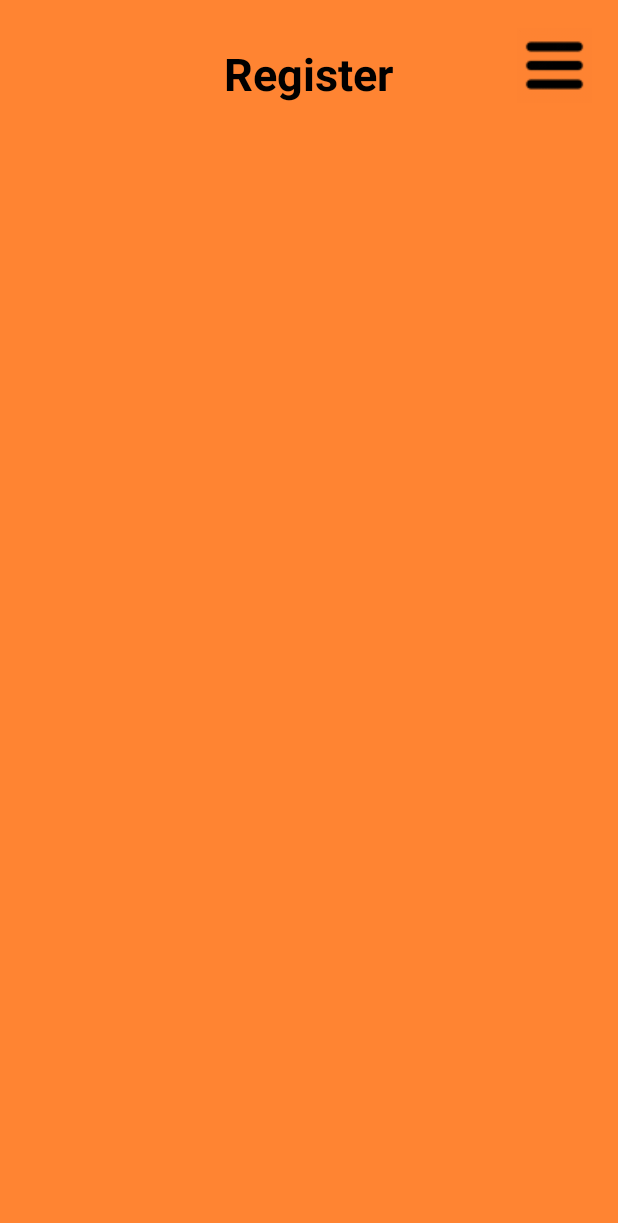
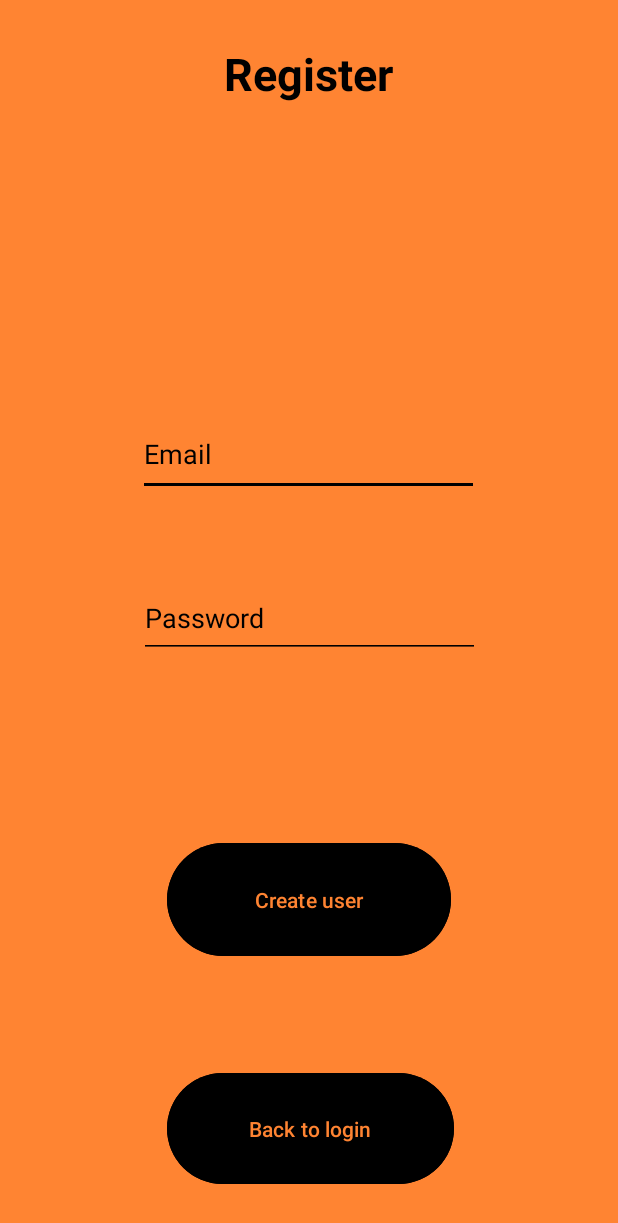
Before and after one commit to AleksanderBjelk/Mobilt_java23_Aleksander_Bjelk_LifeCycle_v4, an Android app: the Register screen opened directly, with no data from a screen before it, on a phone screen of 412 x 824 dp. Shown: the top 1223 px of the screen. Run offline under Robolectric (Android 15) with nearby library versions, the phone set to English and light mode, and no system bars; our stand-ins replace Firebase (no records; nobody signed in at launch, a user with empty details on screens opened directly).

Commit message:
Färdig med projektet, formaterat och kommenterat

```diff
--- a/app/build.gradle.kts
+++ b/app/build.gradle.kts
@@ -1,6 +1,7 @@
 plugins {
     alias(libs.plugins.android.application)
     alias(libs.plugins.jetbrains.kotlin.android)
+    id("com.google.gms.google-services")
 }
 
 android {
@@ -37,6 +38,9 @@ android {
 
 dependencies {
 
+    implementation("com.google.firebase:firebase-auth")
+    implementation(platform("com.google.firebase:firebase-bom:33.2.0"))
+    implementation("com.google.firebase:firebase-firestore")
     implementation(libs.androidx.core.ktx)
     implementation(libs.androidx.appcompat)
     implementation(libs.material)
--- a/app/src/main/java/com/example/lifecyclev4/Register.kt
+++ b/app/src/main/java/com/example/lifecyclev4/Register.kt
@@ -1,12 +1,22 @@
 package com.example.lifecyclev4
 
+import android.content.ContentValues.TAG
 import android.content.Intent
 import android.os.Bundle
+import android.util.Log
+import android.widget.Button
+import android.widget.EditText
 import android.widget.ImageButton
+import android.widget.Toast
 import androidx.activity.enableEdgeToEdge
 import androidx.appcompat.app.AppCompatActivity
 import androidx.core.view.ViewCompat
 import androidx.core.view.WindowInsetsCompat
+import com.google.firebase.Firebase
+import com.google.firebase.auth.FirebaseAuth
+import com.google.firebase.firestore.firestore
+
+private lateinit var auth: FirebaseAuth
 
 class Register : AppCompatActivity() {
     override fun onCreate(savedInstanceState: Bundle?) {
@@ -14,10 +24,28 @@ class Register : AppCompatActivity() {
         enableEdgeToEdge()
         setContentView(R.layout.activity_register)
 
-        val menuClick = findViewById<ImageButton>(R.id.menuButton)
-        menuClick.setOnClickListener{
-            val intent = Intent(this, Menu::class.java)
+        auth = FirebaseAuth.getInstance()
+
+        val emailEditText = findViewById<EditText>(R.id.emailRegisterEditText)
+        val passwordEditText = findViewById<EditText>(R.id.passwordRegisterEditText)
+        val createUserButton = findViewById<Button>(R.id.createUserButton)
+        val backToLogin = findViewById<Button>(R.id.backToLogInButton)
+
+        backToLogin.setOnClickListener {
+            val intent = Intent(this, MainActivity::class.java)
             startActivity(intent)
+        }
+
+        //en knapp som kallar på funktionen createUser om email och lösenord är i fyllt, om det inte är i fyllt så kommer det ett meddelande som ber användaren att fylla i
+        createUserButton.setOnClickListener {
+            val email = emailEditText.text.toString().trim()
+            val password = passwordEditText.text.toString().trim()
+
+            if (email.isNotEmpty() && password.isNotEmpty()) {
+                createUser(email, password)
+            } else {
+                Toast.makeText(this, "Please enter email and password", Toast.LENGTH_LONG).show()
+            }
         }
 
         ViewCompat.setOnApplyWindowInsetsListener(findViewById(R.id.main)) { v, insets ->
@@ -26,4 +54,38 @@ class Register : AppCompatActivity() {
             insets
         }
     }
+
+    //skapar en användare med hjälp av firebase authenticator och lägger in användaren i firebase firestore databasen. Skapar en map och använder nycklar
+    private fun createUser(email: String, password: String) {
+        auth.createUserWithEmailAndPassword(email, password)
+            .addOnCompleteListener(this) { task ->
+                if (task.isSuccessful) {
+                    val userId = auth.currentUser?.uid
+                    val db = Firebase.firestore
+                    val user = hashMapOf(
+                        "email" to email
+                    )
+
+                    if (userId != null) {
+                        db.collection("users").document(userId)
+                            .set(user)
+                            .addOnSuccessListener {
+                                Log.d("Aleksander", "dokumentet skapades med id: $userId")
+                            }
+                            .addOnFailureListener { e ->
+                                Log.d("Aleksander", "error att addera", e)
+                            }
+                    }
+
+                    Toast.makeText(this, "User created successfully", Toast.LENGTH_LONG).show()
+                } else {
+                    Toast.makeText(
+                        this,
+                        "Authentication failed: ${task.exception?.message}",
+                        Toast.LENGTH_LONG
+                    ).show()
+                }
+            }
+
+    }
 }
--- a/app/src/main/res/layout/activity_main.xml
+++ b/app/src/main/res/layout/activity_main.xml
@@ -24,12 +24,12 @@
         app:layout_constraintVertical_bias="0.113" />
 
     <EditText
-        android:id="@+id/editTextText"
+        android:id="@+id/emailEditTextText"
         android:layout_width="239dp"
         android:layout_height="72dp"
         android:backgroundTint="#000000"
         android:ems="10"
-        android:hint="Username"
+        android:hint="Email"
         android:inputType="text"
         android:textColor="#000000"
         android:textColorHint="#000000"
@@ -41,7 +41,7 @@
         app:layout_constraintVertical_bias="0.28" />
 
     <EditText
-        android:id="@+id/editTextTextPassword"
+        android:id="@+id/passwordEditTextText"
         android:layout_width="244dp"
         android:layout_height="69dp"
         android:layout_marginTop="100dp"
--- a/app/src/main/res/layout/activity_menu.xml
+++ b/app/src/main/res/layout/activity_menu.xml
@@ -41,7 +41,7 @@
         android:layout_width="185dp"
         android:layout_height="100dp"
         android:backgroundTint="#000000"
-        android:text="Credentias"
+        android:text="Credentials"
         android:textColor="#FF8432"
         android:textSize="24sp"
         app:layout_constraintBottom_toTopOf="@+id/registerMenuButton"
@@ -76,4 +76,5 @@
         app:layout_constraintStart_toStartOf="parent"
         app:layout_constraintTop_toBottomOf="@+id/registerMenuButton"
         app:layout_constraintVertical_bias="0.345" />
+
 </androidx.constraintlayout.widget.ConstraintLayout>
--- a/app/src/main/res/layout/activity_register.xml
+++ b/app/src/main/res/layout/activity_register.xml
@@ -7,19 +7,6 @@
     android:layout_height="match_parent"
     android:background="#FF8432"
     tools:context=".Register">
-
-    <ImageButton
-        android:id="@+id/menuButton"
-        android:layout_width="wrap_content"
-        android:layout_height="wrap_content"
-        android:background="#FF8432"
-        app:layout_constraintBottom_toBottomOf="parent"
-        app:layout_constraintEnd_toEndOf="parent"
-        app:layout_constraintHorizontal_bias="0.952"
-        app:layout_constraintStart_toStartOf="parent"
-        app:layout_constraintTop_toTopOf="parent"
-        app:layout_constraintVertical_bias="0.024"
-        app:srcCompat="@drawable/rounded__menu_512_50px" />
 
     <TextView
         android:id="@+id/registerTextView"
@@ -35,4 +22,63 @@
         app:layout_constraintStart_toStartOf="parent"
         app:layout_constraintTop_toTopOf="parent"
         app:layout_constraintVertical_bias="0.037" />
+
+    <EditText
+        android:id="@+id/emailRegisterEditText"
+        android:layout_width="227dp"
+        android:layout_height="55dp"
+        android:backgroundTint="#000000"
+        android:ems="10"
+        android:hint="Email"
+        android:inputType="text"
+        android:textColor="#000000"
+        android:textColorHint="#000000"
+        app:layout_constraintBottom_toBottomOf="parent"
+        app:layout_constraintEnd_toEndOf="parent"
+        app:layout_constraintHorizontal_bias="0.497"
+        app:layout_constraintStart_toStartOf="parent"
+        app:layout_constraintTop_toTopOf="parent"
+        app:layout_constraintVertical_bias="0.358" />
+
+    <EditText
+        android:id="@+id/passwordRegisterEditText"
+        android:layout_width="227dp"
+        android:layout_height="53dp"
+        android:backgroundTint="#000000"
+        android:ems="10"
+        android:hint="Password"
+        android:inputType="text"
+        android:textColor="#000000"
+        android:textColorHint="#000000"
+        app:layout_constraintBottom_toBottomOf="parent"
+        app:layout_constraintEnd_toEndOf="parent"
+        app:layout_constraintStart_toStartOf="parent"
+        app:layout_constraintTop_toTopOf="parent" />
+
+    <Button
+        android:id="@+id/createUserButton"
+        android:layout_width="189dp"
+        android:layout_height="83dp"
+        android:backgroundTint="#000000"
+        android:text="Create user"
+        android:textColor="#FF8432"
+        app:layout_constraintBottom_toBottomOf="parent"
+        app:layout_constraintEnd_toEndOf="parent"
+        app:layout_constraintStart_toStartOf="parent"
+        app:layout_constraintTop_toTopOf="parent"
+        app:layout_constraintVertical_bias="0.753" />
+
+    <Button
+        android:id="@+id/backToLogInButton"
+        android:layout_width="191dp"
+        android:layout_height="82dp"
+        android:backgroundTint="#000000"
+        android:text="Back to login"
+        android:textColor="#FF8432"
+        app:layout_constraintBottom_toBottomOf="parent"
+        app:layout_constraintEnd_toEndOf="parent"
+        app:layout_constraintHorizontal_bias="0.504"
+        app:layout_constraintStart_toStartOf="parent"
+        app:layout_constraintTop_toTopOf="parent"
+        app:layout_constraintVertical_bias="0.959" />
 </androidx.constraintlayout.widget.ConstraintLayout>
--- a/build.gradle.kts
+++ b/build.gradle.kts
@@ -2,4 +2,5 @@
 plugins {
     alias(libs.plugins.android.application) apply false
     alias(libs.plugins.jetbrains.kotlin.android) apply false
+    id("com.google.gms.google-services") version "4.4.2" apply false
 }
```
Also changed, not shown: app/src/main/java/com/example/lifecyclev4/Form.kt (+76 -8 lines), app/src/main/java/com/example/lifecyclev4/MainActivity.kt (+48 -7 lines), app/src/main/java/com/example/lifecyclev4/Menu.kt (+10 -7 lines), app/src/main/res/layout/activity_formular.xml (+15 -15 lines), 1 other file.
